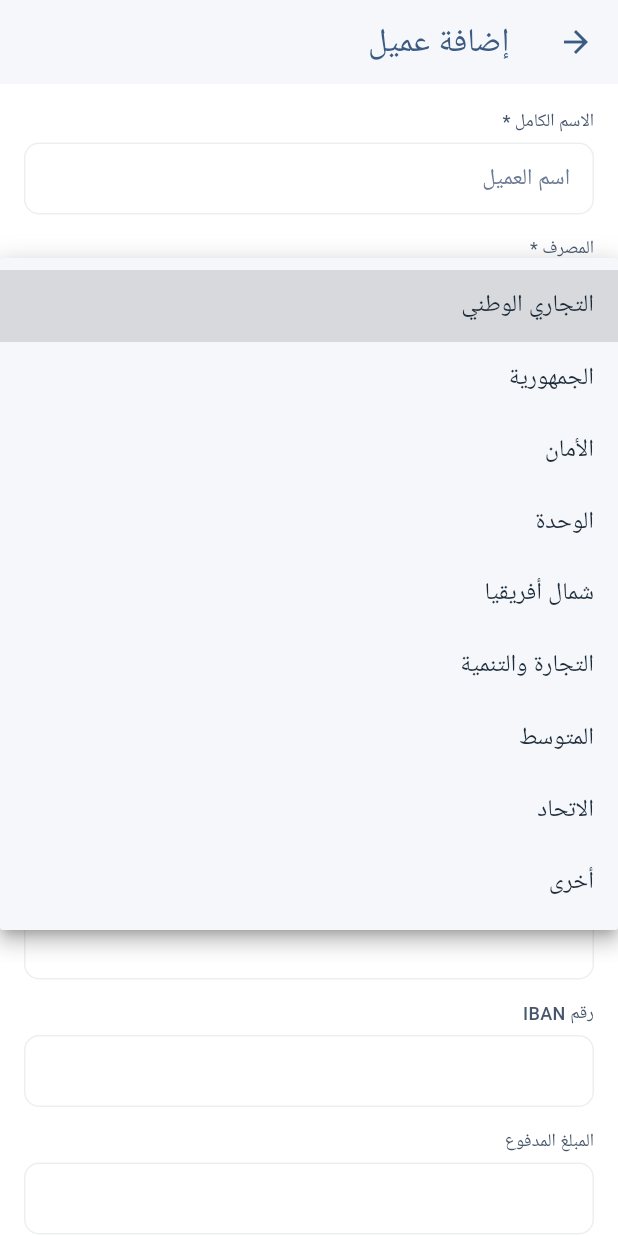
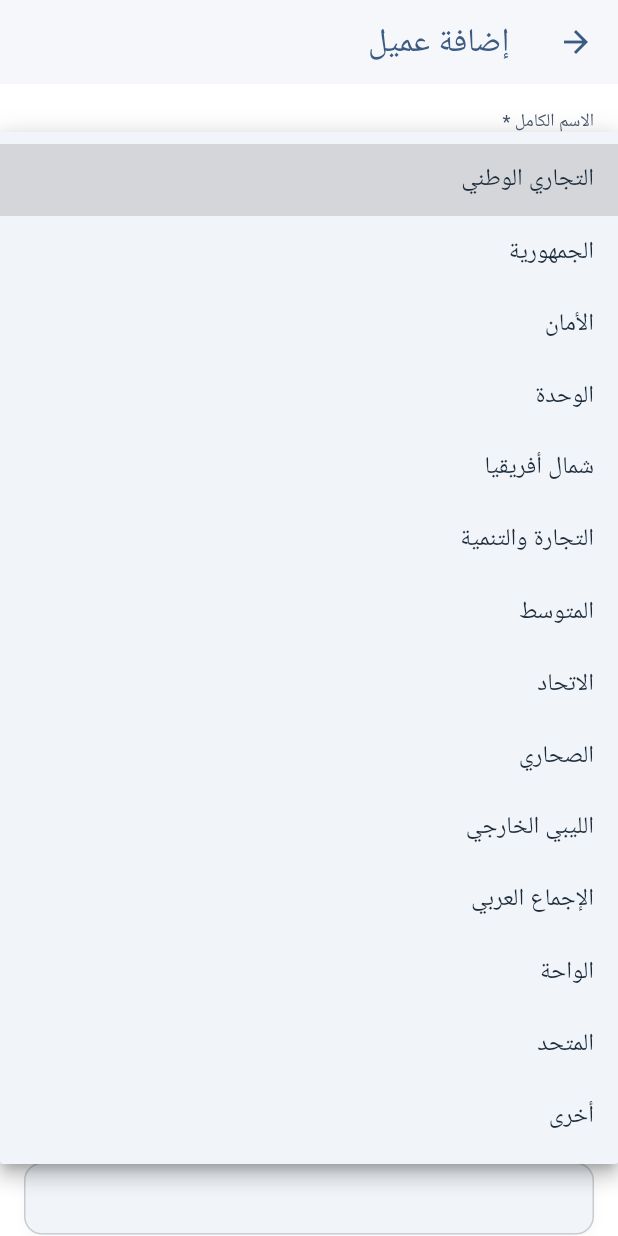
Before and after one commit to agwida-app/banking-app-native, a Flutter app: the ClientFormScreen screen opened directly, after a tap on "اختر المصرف", on a phone screen of 412 x 824 dp. Run offline on Flutter 3.47's test engine with Material 3 defaults, Android fonts, the phone set to English and light mode, and no system bars; our stand-ins replace app_links, cloud_firestore, firebase_auth, firebase_core, share_plus, shared_preferences; accounts and stored records are empty.

Commit message:
Fix invisible form fields and add more Libyan banks
The primary theme's field background was identical to the page
background (both pure white), so every text field on screens like "add
client" rendered as an almost invisible box with only a faint border —
exactly the washed-out look reported. Field colors in both themes are
now distinct from both bg and card, with a more visible border, plus a
subtle shadow and slightly larger radius for a smoother feel. The bank
dropdown is now restyled to match (previously used the old token and
stood out even less than the text fields).

Added 5 more Libyan banks to the selector: الصحاري، الليبي الخارجي،
الإجماع العربي، الواحة، المتحد.

Co-Authored-By: Claude Sonnet 5 <noreply@anthropic.com>
Claude-Session: https://claude.ai/code/session_01B8DnvxptNzi3oQZzHiYkzn

```diff
--- a/flutter_app/lib/models/client.dart
+++ b/flutter_app/lib/models/client.dart
@@ -9,6 +9,11 @@ const bankOptions = [
   'التجارة والتنمية',
   'المتوسط',
   'الاتحاد',
+  'الصحاري',
+  'الليبي الخارجي',
+  'الإجماع العربي',
+  'الواحة',
+  'المتحد',
   'أخرى',
 ];
 
--- a/flutter_app/lib/screens/client_form_screen.dart
+++ b/flutter_app/lib/screens/client_form_screen.dart
@@ -142,21 +142,29 @@ class _ClientFormScreenState extends State<ClientFormScreen> {
               children: [
                 Text('المصرف *', style: TextStyle(fontSize: 12, color: colors.textSoft)),
                 const SizedBox(height: 5),
-                DropdownButtonFormField<String>(
+                Container(
+                  decoration: BoxDecoration(
+                    borderRadius: BorderRadius.circular(12),
+                    boxShadow: [BoxShadow(color: colors.text.withOpacity(0.04), blurRadius: 6, offset: const Offset(0, 2))],
+                  ),
+                  child: DropdownButtonFormField<String>(
                     value: bankType.isEmpty ? null : bankType,
                     isExpanded: true,
-                  dropdownColor: colors.card,
+                    dropdownColor: colors.fieldBg,
                     decoration: InputDecoration(
                       filled: true,
-                    fillColor: colors.inputBg,
-                    contentPadding: const EdgeInsets.symmetric(horizontal: 12),
-                    border: OutlineInputBorder(borderRadius: BorderRadius.circular(10), borderSide: BorderSide(color: colors.inputBorder)),
+                      fillColor: colors.fieldBg,
+                      contentPadding: const EdgeInsets.symmetric(horizontal: 12, vertical: 4),
+                      border: OutlineInputBorder(borderRadius: BorderRadius.circular(12), borderSide: BorderSide(color: colors.fieldBorder)),
+                      enabledBorder: OutlineInputBorder(borderRadius: BorderRadius.circular(12), borderSide: BorderSide(color: colors.fieldBorder)),
+                      focusedBorder: OutlineInputBorder(borderRadius: BorderRadius.circular(12), borderSide: BorderSide(color: colors.gold, width: 1.5)),
                     ),
                     hint: Text('اختر المصرف', style: TextStyle(color: colors.textMuted)),
                     items: bankOptions
-                      .map((b) => DropdownMenuItem(value: b, child: Text(b, style: TextStyle(color: colors.text))))
+                        .map((b) => DropdownMenuItem(value: b, child: Text(b, style: TextStyle(color: colors.fieldText))))
                         .toList(),
                     onChanged: (v) => setState(() => bankType = v ?? ''),
+                  ),
                 ),
                 if (bankType == 'أخرى') ...[
                   const SizedBox(height: 8),
--- a/flutter_app/lib/theme/app_theme.dart
+++ b/flutter_app/lib/theme/app_theme.dart
@@ -56,10 +56,11 @@ const darkColors = AppColors(
   inputBg: Color(0x0A1C2B3A),
   inputBorder: Color(0x1F1C2B3A),
   overlay: Color(0x14000000),
-  // Fields sit a shade brighter than the card, like an inset paper cut-out.
-  fieldBg: Color(0xFFFFFFFF),
+  // Distinct from both bg (white) and card (near-white) so fields read as
+  // clear boxes wherever they're placed, backed by a visible border.
+  fieldBg: Color(0xFFF1F4F8),
   fieldText: Color(0xFF1C2B3A),
-  fieldBorder: Color(0x141C2B3A),
+  fieldBorder: Color(0x331C2B3A),
 );
 
 const lightColors = AppColors(
@@ -76,11 +77,11 @@ const lightColors = AppColors(
   inputBg: Color(0x0A0A1628),
   inputBorder: Color(0x1F0A1628),
   overlay: Color(0x14000000),
-  // A touch darker than the white card so fields still read as distinct
-  // boxes instead of disappearing into it.
-  fieldBg: Color(0xFFF5F3ED),
+  // Distinct from both bg (cream) and card (white) so fields read as
+  // clear boxes wherever they're placed, backed by a visible border.
+  fieldBg: Color(0xFFFAF8F3),
   fieldText: Color(0xFF0A1628),
-  fieldBorder: Color(0x1F0A1628),
+  fieldBorder: Color(0x330A1628),
 );
 
 const _themeKey = 'app_theme_mode';
--- a/flutter_app/lib/widgets/common.dart
+++ b/flutter_app/lib/widgets/common.dart
@@ -71,7 +71,12 @@ class ThemedField extends StatelessWidget {
         children: [
           Text(label, style: TextStyle(fontSize: 12, color: colors.textSoft, fontWeight: FontWeight.w500)),
           const SizedBox(height: 5),
-          TextField(
+          Container(
+            decoration: BoxDecoration(
+              borderRadius: BorderRadius.circular(12),
+              boxShadow: [BoxShadow(color: colors.text.withOpacity(0.04), blurRadius: 6, offset: const Offset(0, 2))],
+            ),
+            child: TextField(
               controller: controller,
               obscureText: obscure,
               keyboardType: keyboardType,
@@ -88,16 +93,17 @@ class ThemedField extends StatelessWidget {
                 fillColor: colors.fieldBg,
                 contentPadding: const EdgeInsets.all(12),
                 border: OutlineInputBorder(
-                borderRadius: BorderRadius.circular(10),
+                  borderRadius: BorderRadius.circular(12),
                   borderSide: BorderSide(color: colors.fieldBorder),
                 ),
                 enabledBorder: OutlineInputBorder(
-                borderRadius: BorderRadius.circular(10),
+                  borderRadius: BorderRadius.circular(12),
                   borderSide: BorderSide(color: colors.fieldBorder),
                 ),
                 focusedBorder: OutlineInputBorder(
-                borderRadius: BorderRadius.circular(10),
+                  borderRadius: BorderRadius.circular(12),
                   borderSide: BorderSide(color: colors.gold, width: 1.5),
+                ),
               ),
             ),
           ),
```
Lines whose indentation alone changed are shown as unchanged.
